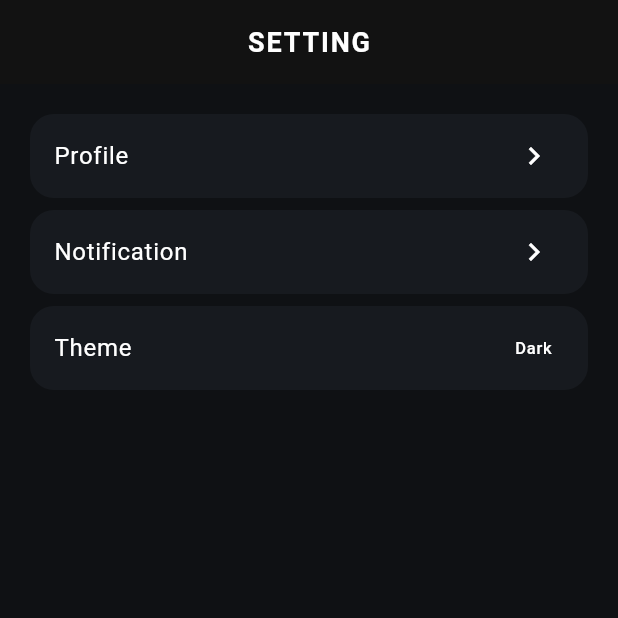
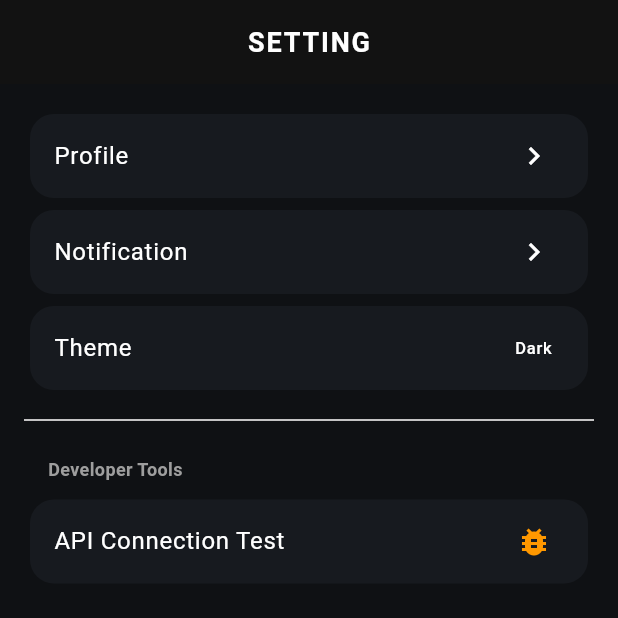
Before and after one commit to S706-a11/fitquest_frontend, a Flutter app: the SettingsPage screen opened directly, on a phone screen of 412 x 824 dp, the top half of it. Run offline on Flutter 3.47's test engine with Material 3 defaults, Android fonts, the phone set to English and light mode, and no system bars; our stand-ins replace shared_preferences; accounts and stored records are empty.

Commit message:
update debugin page

```diff
--- a/lib/pages/settings_page.dart
+++ b/lib/pages/settings_page.dart
@@ -1,5 +1,6 @@
 import 'package:flutter/material.dart';
 import 'profile_settings_page.dart';
+import 'api_test_page.dart';
 
 class SettingsPage extends StatelessWidget {
   const SettingsPage({super.key});
@@ -25,13 +26,37 @@ class SettingsPage extends StatelessWidget {
         children: [
           _Tile(
             label: 'Profile',
-            onTap: () => Navigator.push(
-              context,
-              MaterialPageRoute(builder: (_) => const ProfileSettingsPage()),
-            ),
+            onTap:
+                () => Navigator.push(
+                  context,
+                  MaterialPageRoute(
+                    builder: (_) => const ProfileSettingsPage(),
+                  ),
+                ),
           ),
           const _Tile(label: 'Notification'),
           const _Tile(label: 'Theme', trailing: Text('Dark')),
+          const Divider(height: 32),
+          const Padding(
+            padding: EdgeInsets.symmetric(horizontal: 16, vertical: 8),
+            child: Text(
+              'Developer Tools',
+              style: TextStyle(
+                color: Colors.grey,
+                fontSize: 12,
+                fontWeight: FontWeight.bold,
+              ),
+            ),
+          ),
+          _Tile(
+            label: 'API Connection Test',
+            trailing: const Icon(Icons.bug_report, color: Colors.orange),
+            onTap:
+                () => Navigator.push(
+                  context,
+                  MaterialPageRoute(builder: (_) => const ApiTestPage()),
+                ),
+          ),
         ],
       ),
     );
```
Also changed, not shown: 1 other file.
